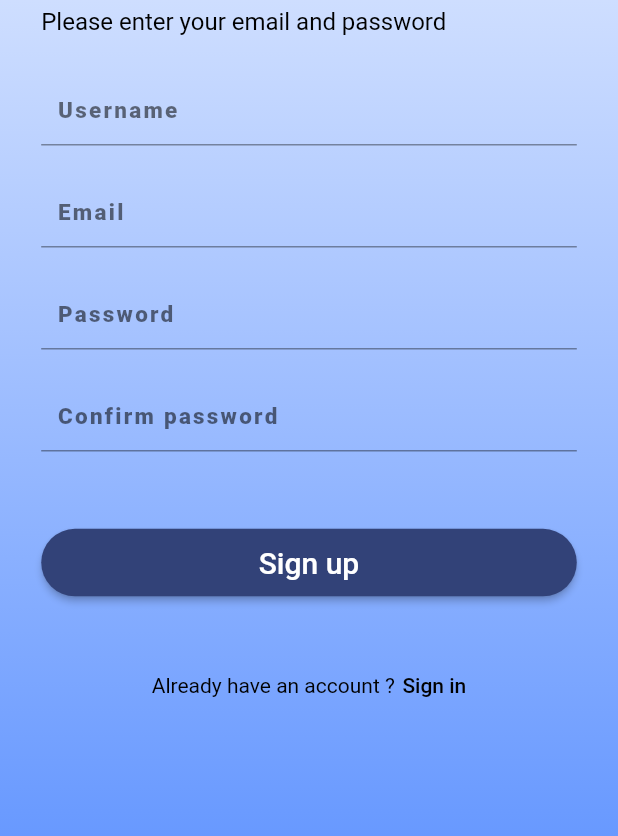
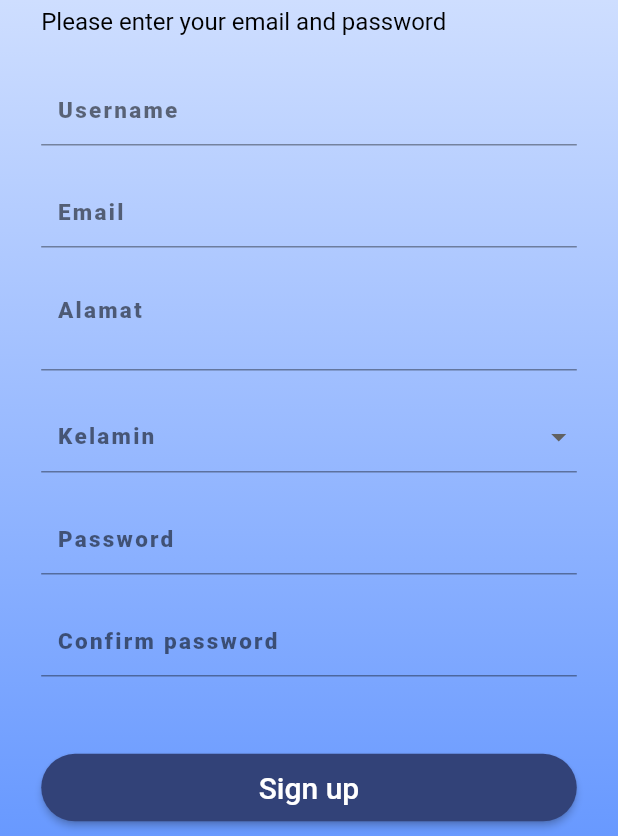
Before and after one commit to khamimtw/aplikasi_chat, a Flutter app: the RegisterScreen screen opened by its route, on a phone screen of 412 x 824 dp, the part 400-1236 px from its top. Run offline on Flutter 3.47's test engine with Material 2 defaults, Android fonts, the phone set to English and light mode, and no system bars; Roboto replaces fonts that are missing (Proxima Nova).

Commit message:
new alamat & Kelamin

```diff
--- a/lib/screens/register/register_screen.dart
+++ b/lib/screens/register/register_screen.dart
@@ -11,6 +11,9 @@ class RegisterScreen extends StatefulWidget {
 }
 
 class _RegisterScreenState extends State<RegisterScreen> {
+  String _valGender;
+  List _listGender = ["Laki-Laki", "Perempuan"];
+
   @override
   Widget build(BuildContext context) {
     SizeConfig().init(context);
@@ -75,6 +78,35 @@ class _RegisterScreenState extends State<RegisterScreen> {
                   SizedBox(
                     height: 20,
                   ),
+                  buildTextAlamatFieldAuth("Alamat"),
+                  SizedBox(
+                    height: 20,
+                  ),
+                  DropdownButtonFormField(
+                    hint: Text(
+                      "  Kelamin",
+                      style: TextStyle(
+                          fontSize: 15,
+                          letterSpacing: 1.5,
+                          color: Colors.black54,
+                          fontWeight: FontWeight.w900),
+                    ),
+                    value: _valGender,
+                    items: _listGender.map((value) {
+                      return DropdownMenuItem(
+                        child: Text(value),
+                        value: value,
+                      );
+                    }).toList(),
+                    onChanged: (value) {
+                      setState(() {
+                        _valGender = value;
+                      });
+                    },
+                  ),
+                  SizedBox(
+                    height: 20,
+                  ),
                   MyTextField(
                     hint: 'Password',
                     obscure: true,
--- a/lib/screens/splash/splash_screen.dart
+++ b/lib/screens/splash/splash_screen.dart
@@ -23,7 +23,7 @@ class _SplashScreenState extends State<SplashScreen> {
     return Timer(duration, () {
       Navigator.of(context).pushReplacement(
         MaterialPageRoute(builder: (_) {
-          return AddFriendScreen();
+          return LoginScreen();
         }),
       );
     });
--- a/lib/widgets/my_text_field.dart
+++ b/lib/widgets/my_text_field.dart
@@ -26,3 +26,24 @@ class MyTextField extends StatelessWidget {
     );
   }
 }
+
+Widget buildTextAlamatFieldAuth(String hintText,
+    {bool obscureText = false, TextEditingController controller}) {
+  return TextField(
+    cursorColor: Colors.black,
+    style: TextStyle(color: Colors.black),
+    controller: controller ?? null,
+    obscureText: obscureText,
+    minLines: 2,
+    maxLines: 4,
+    decoration: InputDecoration(
+      counter: Offstage(),
+      hintText: '  $hintText',
+      hintStyle: TextStyle(
+          fontSize: 15,
+          letterSpacing: 1.5,
+          color: Colors.black54,
+          fontWeight: FontWeight.w900),
+    ),
+  );
+}
```
